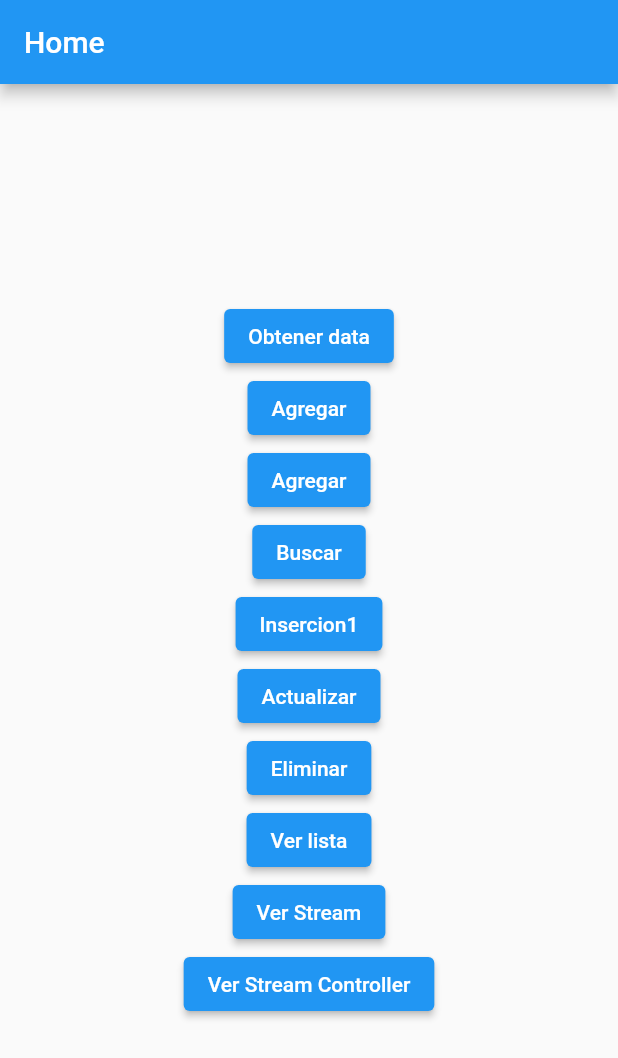
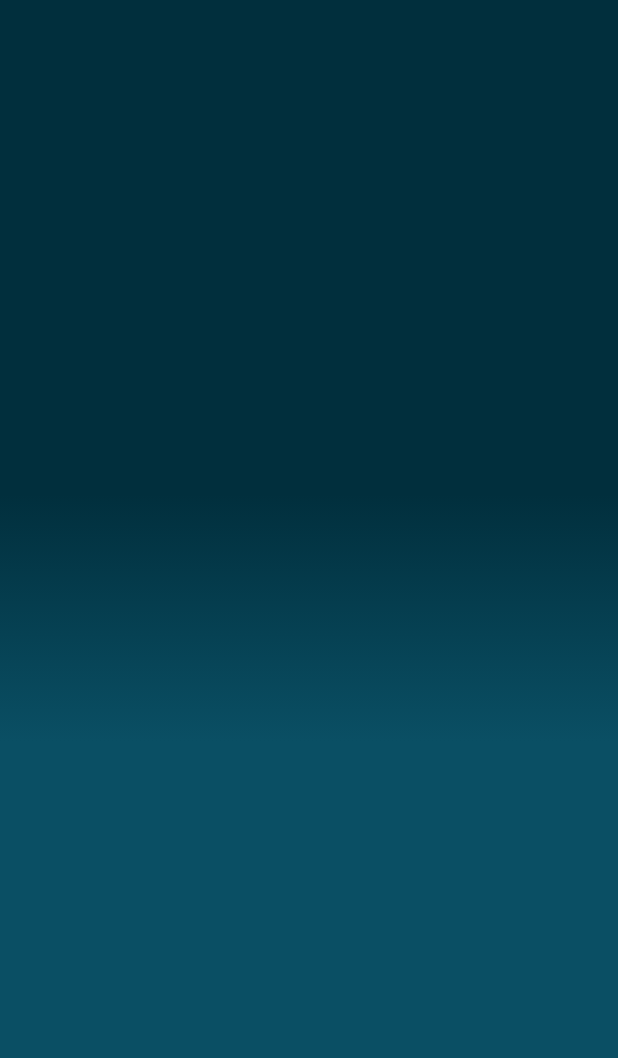
Before and after one commit to fr4nsgallegos/candidateapp, a Flutter app: the screen it shows after launch, on a phone screen of 412 x 824 dp. Shown: the top 1058 px of the screen. Run offline on Flutter 3.47's test engine with Material 2 defaults, Android fonts, the phone set to English and light mode, and no system bars; our stand-ins replace cloud_firestore, firebase_core; accounts and stored records are empty.

```diff
--- a/lib/main.dart
+++ b/lib/main.dart
@@ -1,4 +1,5 @@
 import 'package:candidateapp/listpage.dart';
+import 'package:candidateapp/pages/login_page.dart';
 import 'package:candidateapp/stream_page.dart';
 import 'package:candidateapp/stream_page_controller.dart';
 import 'package:cloud_firestore/cloud_firestore.dart';
@@ -10,7 +11,9 @@ void main() async {
   await Firebase.initializeApp();
   runApp(
     MaterialApp(
-      home: MyApp(),
+      debugShowCheckedModeBanner: false,
+      // home: MyApp(),
+      home: LoginPage(),
     ),
   );
 
--- /dev/null
+++ b/lib/pages/login_page.dart
@@ -0,0 +1,30 @@
+import 'package:flutter/material.dart';
+
+class LoginPage extends StatelessWidget {
+  // const LoginPage({super.key});
+
+  @override
+  Widget build(BuildContext context) {
+    return Stack(
+      children: [
+        Container(
+          height: double.infinity,
+          width: double.infinity,
+          decoration: BoxDecoration(
+            gradient: LinearGradient(
+              begin: Alignment.topCenter,
+              end: Alignment.bottomCenter,
+              colors: [
+                Color(0xFF012F3D),
+                Color(0xFF012F3D),
+                Color(0xFF0A4F64),
+                Color(0xFF0A4F64),
+              ],
+              stops: [0.1, 0.4, 0.6, 0.9],
+            ),
+          ),
+        )
+      ],
+    );
+  }
+}
```
